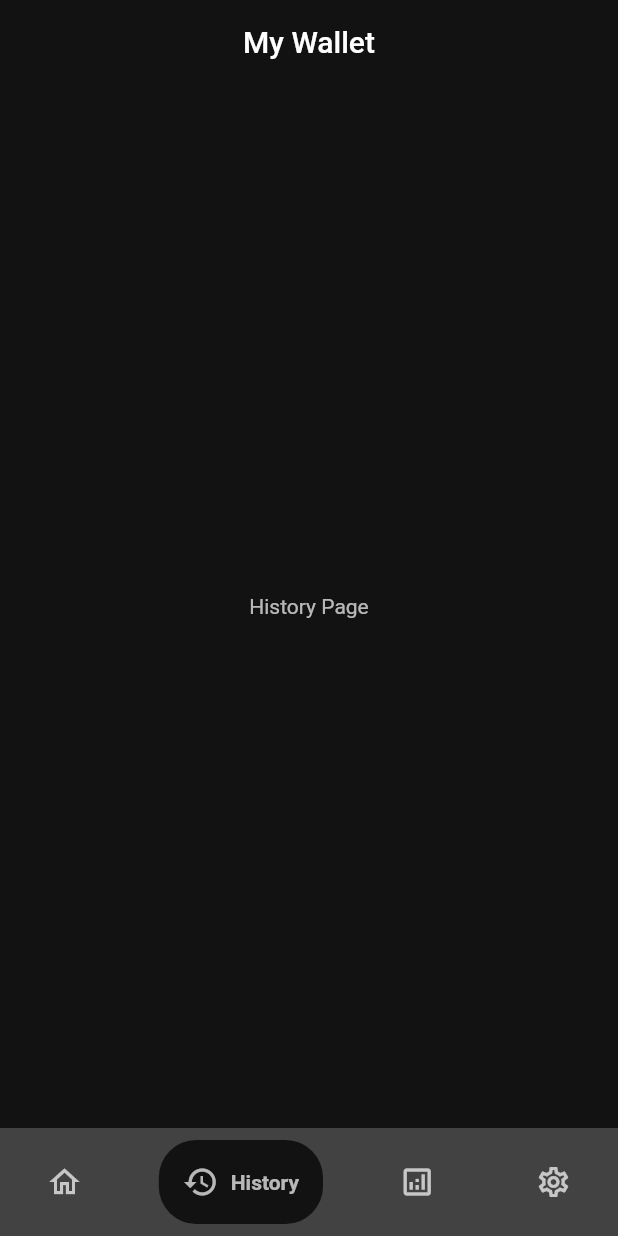
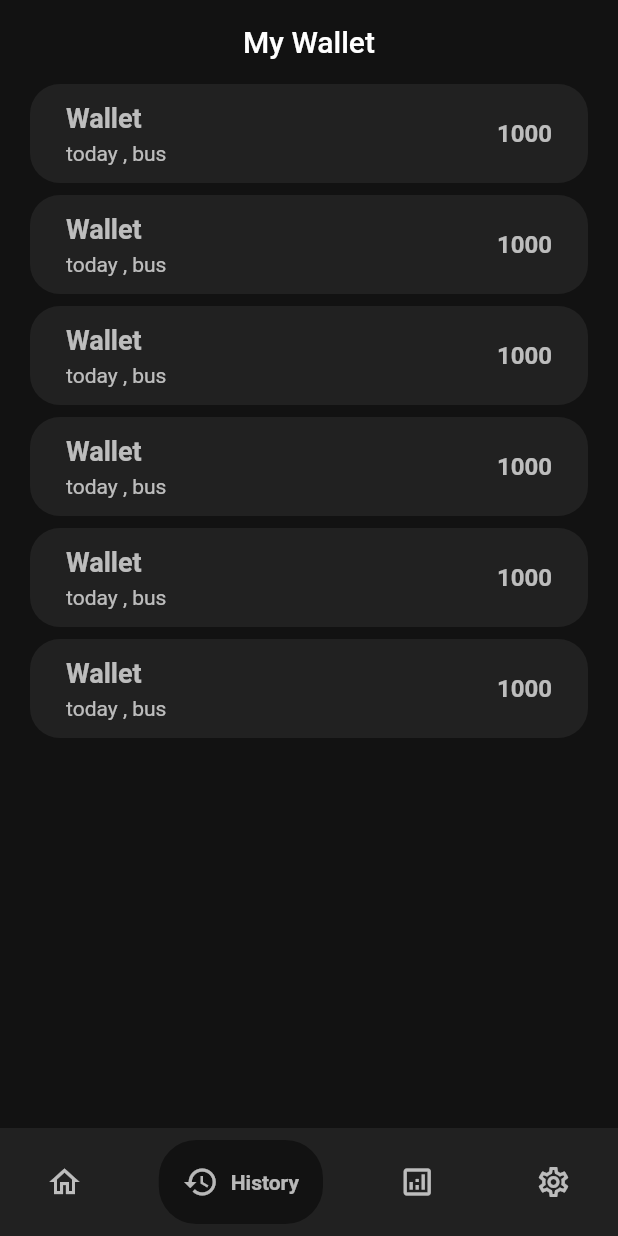
Before and after one commit to AustinJNilavoor/Wallet, a Flutter app: the screen it shows after launch, item 2 of the bottom bar chosen, on a phone screen of 412 x 824 dp. Run offline on Flutter 3.47's test engine with Material 2 defaults, Android fonts, the phone set to English and light mode, and no system bars; drawn by our look-alikes of google_nav_bar.

Commit message:
History page simple layout and icon color

```diff
--- a/lib/Pages/history.dart
+++ b/lib/Pages/history.dart
@@ -10,8 +10,74 @@ class HistoryPage extends StatefulWidget {
 class _HistoryPageState extends State<HistoryPage> {
   @override
   Widget build(BuildContext context) {
-    return const Center(
-      child: Text("History Page", style: TextStyle(color: Colors.white70)),
+    return Center(
+      child: Column(
+        children: [
+          buildBoxHis(),
+          const SizedBox(
+            height: 8,
+          ),
+          buildBoxHis(),
+          const SizedBox(
+            height: 8,
+          ),
+          buildBoxHis(),
+          const SizedBox(
+            height: 8,
+          ),
+          buildBoxHis(),
+          const SizedBox(
+            height: 8,
+          ),
+          buildBoxHis(),
+          const SizedBox(
+            height: 8,
+          ),
+          buildBoxHis(),
+          const SizedBox(
+            height: 8,
+          ),
+        ],
+      ),
+    );
+  }
+
+  Widget buildBoxHis() {
+    return Container(
+      // height: 80,
+      width: (MediaQuery.of(context).size.width - 40),
+      decoration: BoxDecoration(
+          color: Colors.grey.shade900, borderRadius: BorderRadius.circular(20)),
+      child: Padding(
+        padding: const EdgeInsets.symmetric(horizontal: 24, vertical: 12),
+        child: Row(
+          mainAxisAlignment: MainAxisAlignment.spaceBetween,
+          children: [
+            Column(
+              crossAxisAlignment: CrossAxisAlignment.start,
+              children: const [
+                Text(
+                  'Wallet',
+                  style: TextStyle(
+                      fontSize: 18,
+                      fontWeight: FontWeight.bold,
+                      color: Colors.white70),
+                ),
+                SizedBox(
+                  height: 5,
+                ),
+                Text(
+                  'today , bus',style: TextStyle(color: Colors.white70),
+                ),
+              ],
+            ),
+            const Text(
+              '1000',
+              style: TextStyle(fontSize: 16, fontWeight: FontWeight.bold,color: Colors.white70),
+            )
+          ],
+        ),
+      ),
     );
   }
 }
--- a/lib/Pages/homepage.dart
+++ b/lib/Pages/homepage.dart
@@ -40,7 +40,7 @@ class _HomePageState extends State<HomePage> {
             width: width + 10,
             decoration: BoxDecoration(
                 borderRadius: BorderRadius.circular(20.0),
-                color: Colors.grey.shade800),
+                color: Colors.grey.shade900),
             child: const Center(
               child: Text(
                 '₹ newTab',
@@ -57,7 +57,7 @@ class _HomePageState extends State<HomePage> {
             width: width + 10,
             decoration: BoxDecoration(
                 borderRadius: BorderRadius.circular(20.0),
-                color: Colors.grey.shade800),
+                color: Colors.grey.shade900),
             // child: Column(
             //   crossAxisAlignment: CrossAxisAlignment.start,
             //   children: [
@@ -109,7 +109,7 @@ class _HomePageState extends State<HomePage> {
       margin: const EdgeInsets.only(left: 5, right: 5),
       decoration: BoxDecoration(
           borderRadius: BorderRadius.circular(20.0),
-          color: Colors.grey.shade800),
+          color: Colors.grey.shade900),
       child: Column(
         crossAxisAlignment: CrossAxisAlignment.center,
         mainAxisAlignment: MainAxisAlignment.center,
--- a/lib/Pages/menupage.dart
+++ b/lib/Pages/menupage.dart
@@ -96,7 +96,7 @@ class _MenuPageState extends State<MenuPage> {
       margin: const EdgeInsets.only(left: 5, right: 5),
       decoration: BoxDecoration(
           borderRadius: BorderRadius.circular(15.0),
-          color: Colors.grey.shade800),
+          color: Colors.grey.shade900),
       child: Column(
         crossAxisAlignment: CrossAxisAlignment.center,
         mainAxisAlignment: MainAxisAlignment.center,
--- a/lib/main.dart
+++ b/lib/main.dart
@@ -49,7 +49,7 @@ class _MainWidState extends State<MainWid> {
       ),
       body: pages[index],
       bottomNavigationBar: Container(
-        color: Colors.grey.shade800,
+        color: Colors.grey.shade900,
         child: Padding(
           padding: const EdgeInsets.symmetric(vertical: 8, horizontal: 15),
           child: GNav(
@@ -62,7 +62,7 @@ class _MainWidState extends State<MainWid> {
               tabBackgroundColor: const Color(0xff121212),
               activeColor: Colors.white70,
               color: Colors.white70,
-              backgroundColor: Colors.grey.shade800,
+              backgroundColor: Colors.grey.shade900,
               tabBorderRadius: 25,
               padding: const EdgeInsets.all(16),
               tabs: const [
```
